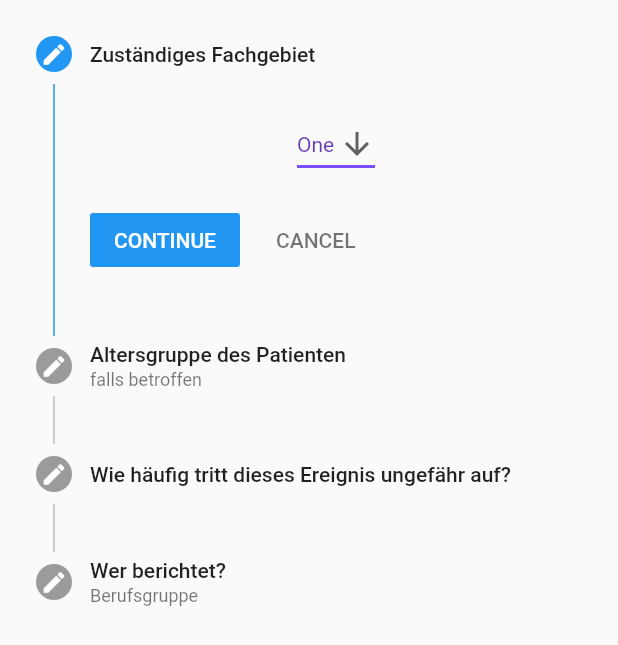
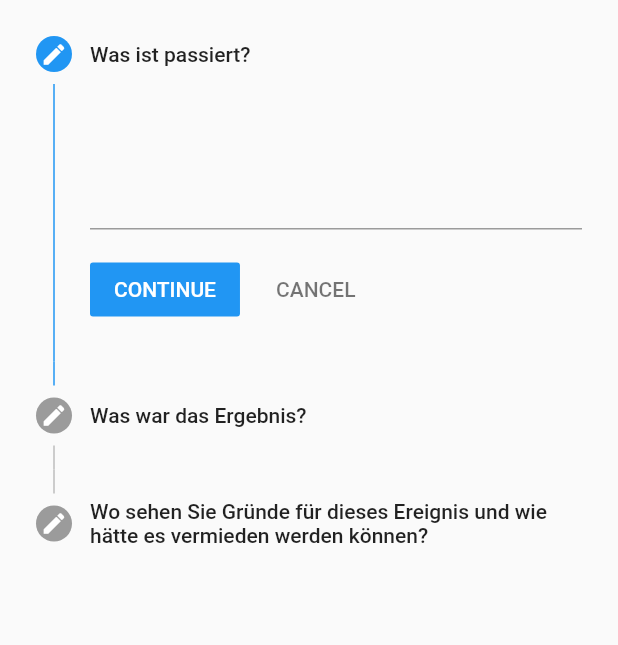
Before and after one commit to amandajoelle/Frontend, a Flutter app: the Questions_Second screen opened directly, on a phone screen of 412 x 824 dp. Shown: the top 645 px of the screen. Run offline on Flutter 3.47's test engine with Material 2 defaults, Android fonts, the phone set to English and light mode, and no system bars; our stand-ins replace rxdart; generated files the repository leaves out were written again.

Commit message:
add fields to questionnaire

```diff
--- a/lib/form/questions_second.dart
+++ b/lib/form/questions_second.dart
@@ -2,11 +2,21 @@ import 'package:flutter/material.dart';
 
 String dropdownValue = 'One';
 
-enum Job { Pflegepersonal, Arzt, Psychotherapeut, Apotheker, andere_Berufsgruppe }
+enum Job {
+  Pflegepersonal,
+  Arzt,
+  Psychotherapeut,
+  Apotheker,
+  andere_Berufsgruppe
+}
 Job _job = Job.Pflegepersonal;
 
-enum Frequency {nicht_anwendbar, taeglich, monatlich, jaehrlich, erstmalig}
+enum Frequency { nicht_anwendbar, taeglich, monatlich, jaehrlich, erstmalig }
 Frequency _frequency = Frequency.nicht_anwendbar;
+
+bool _checked = false;
+int minLines = 3;
+int maxLines = 5;
 
 // Define a custom Form widget.
 class Questions_Second extends StatefulWidget {
@@ -47,192 +57,33 @@ class Questions_SecondState extends State<Questions_Second> {
 
   List<Step> steps = [
     Step(
-      title: const Text('Zuständiges Fachgebiet'),
+      title: const Text('Was ist passiert?'),
       isActive: true,
       state: StepState.editing,
       content: Column(
         children: <Widget>[
-          DropdownButton<String>(
-            value: dropdownValue,
-            icon: Icon(Icons.arrow_downward),
-            iconSize: 24,
-            elevation: 16,
-            style: TextStyle(color: Colors.deepPurple),
-            underline: Container(
-              height: 2,
-              color: Colors.deepPurpleAccent,
-            ),
-            onChanged: (String newValue) {
-              /*setState(() {
-                dropdownValue = newValue;
-              });*/
-            },
-            items: <String>['One', 'Two', 'Free', 'Four']
-                .map<DropdownMenuItem<String>>((String value) {
-              return DropdownMenuItem<String>(
-                value: value,
-                child: Text(value),
-              );
-            }).toList(),
-          )
+          TextField(minLines: minLines, maxLines: maxLines),
         ],
       ),
     ),
     Step(
-      title: const Text('Altersgruppe des Patienten'),
-      subtitle: const Text("falls betroffen"),
+      title: const Text('Was war das Ergebnis?'),
       isActive: false,
       state: StepState.editing,
       content: Column(
         children: <Widget>[
-          DropdownButton<String>(
-            value: dropdownValue,
-            icon: Icon(Icons.arrow_downward),
-            iconSize: 24,
-            elevation: 16,
-            style: TextStyle(color: Colors.deepPurple),
-            underline: Container(
-              height: 2,
-              color: Colors.deepPurpleAccent,
-            ),
-            onChanged: (String newValue) {
-              /*setState(() {
-                dropdownValue = newValue;
-              });*/
-            },
-            items: <String>['One', 'Two', 'Free', 'Four']
-                .map<DropdownMenuItem<String>>((String value) {
-              return DropdownMenuItem<String>(
-                value: value,
-                child: Text(value),
-              );
-            }).toList(),
-          )
+          TextField(minLines: minLines, maxLines: maxLines),
         ],
       ),
     ),
     Step(
+      title: const Text(
+          'Wo sehen Sie Gründe für dieses Ereignis und wie hätte es vermieden werden können?'),
+      isActive: false,
       state: StepState.editing,
-      title: const Text('Wie häufig tritt dieses Ereignis ungefähr auf?'),
       content: Column(
         children: <Widget>[
-          ListTile(
-            title: const Text("nicht anwendbar"),
-            leading: Radio(
-              value: Frequency.nicht_anwendbar,
-              groupValue: _frequency,
-              /*onChanged: (Gender value) {
-                setState(() {
-                _gender = value;
-                });
-              }*/
-            ),
-          ),
-          ListTile(
-            title: const Text("täglich"),
-            leading: Radio(
-              value: Frequency.taeglich,
-              groupValue: _frequency,
-              /*onChanged: (Gender value) {
-                setState(() {
-                _gender = value;
-                });
-              }*/
-            ),
-          ),
-          ListTile(
-            title: const Text("monatlich"),
-            leading: Radio(
-              value: Frequency.monatlich,
-              groupValue: _frequency,
-              /*onChanged: (Gender value) {
-                setState(() {
-                _gender = value;
-                });
-              }*/
-            ),
-          ),
-          ListTile(
-            title: const Text("jährlich"),
-            leading: Radio(
-              value: Frequency.jaehrlich,
-              groupValue: _frequency,
-              /*onChanged: (Gender value) {
-                setState(() {
-                _gender = value;
-                });
-              }*/
-            ),
-          ),
-          ListTile(
-            title: const Text("erstmalig"),
-            leading: Radio(
-              value: Frequency.erstmalig,
-              groupValue: _frequency,
-              /*onChanged: (Gender value) {
-                setState(() {
-                _gender = value;
-                });
-              }*/
-            ),
-          ),
-        ],
-      ),
-    ),
-    Step(
-      state: StepState.editing,
-      title: const Text('Wer berichtet?'),
-      subtitle: const Text("Berufsgruppe"),
-      content: Column(
-        children: <Widget>[
-          ListTile(
-            title: const Text("Pflege-, Praxispersonal"),
-            leading: Radio(
-              value: Job.Pflegepersonal,
-              groupValue: _job,
-              /*onChanged: (Gender value) {
-                setState(() {
-                _gender = value;
-                });
-              }*/
-            ),
-          ),
-          ListTile(
-            title: const Text("Arzt / Ärztin, Psychotherapeut/in"),
-            leading: Radio(
-              value: Job.Arzt,
-              groupValue: _job,
-              /*onChanged: (Gender value) {
-                setState(() {
-                _gender = value;
-                });
-              }*/
-            ),
-          ),
-          ListTile(
-            title: const Text("Apotheker / Apothekerin"),
-            leading: Radio(
-              value: Job.Apotheker,
-              groupValue: _job,
-              /*onChanged: (Gender value) {
-                setState(() {
-                _gender = value;
-                });
-              }*/
-            ),
-          ),
-          ListTile(
-            title: const Text("andere Berufsgruppe"),
-            leading: Radio(
-              value: Job.andere_Berufsgruppe,
-              groupValue: _job,
-              /*onChanged: (Gender value) {
-                setState(() {
-                _gender = value;
-                });
-              }*/
-            ),
-          ),
+          TextField(minLines: minLines, maxLines: maxLines),
         ],
       ),
     ),
```
Also changed, not shown: lib/form/form.dart (+6 -3 lines), lib/form/questions_third.dart (added, +306 -0 lines), lib/form/questions_first.dart (indentation only). Lines whose indentation alone changed are shown as unchanged.
